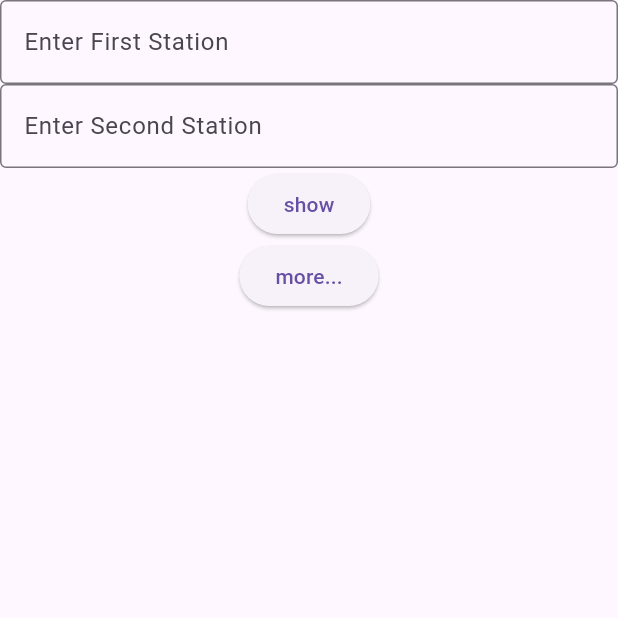
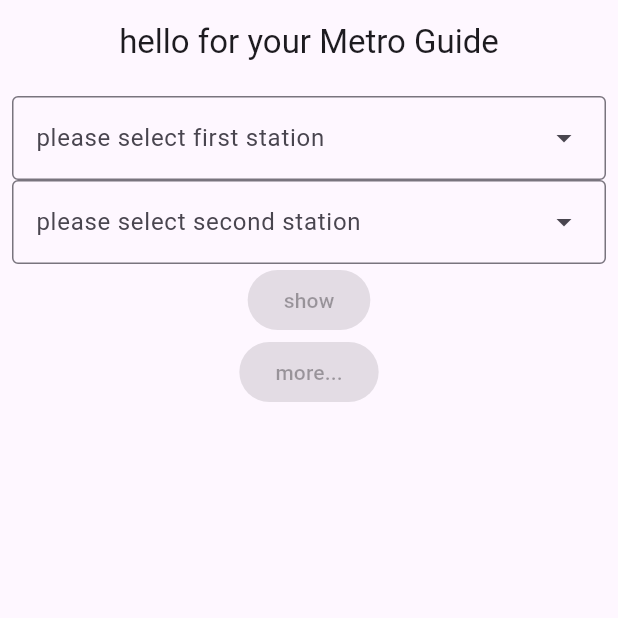
Before and after one commit to HishamHatem/Metro_App, a Flutter app: the screen it shows after launch, on a phone screen of 412 x 824 dp, the top half of it. Run offline on Flutter 3.47's test engine with Material 3 defaults, Android fonts, the phone set to English and light mode, and no system bars; our stand-ins replace get.

Commit message:
Adding Some Edites For First Page

```diff
--- a/metro/lib/first_page.dart
+++ b/metro/lib/first_page.dart
@@ -1,6 +1,7 @@
 import 'package:flutter/material.dart';
 import 'package:get/get.dart';
 import 'package:metro/second_page.dart';
+import 'package:metro/stations.dart';
 
 class FirstPage extends StatelessWidget {
   FirstPage({super.key});
@@ -9,29 +10,151 @@ class FirstPage extends StatelessWidget {
   final cont_2 = TextEditingController();
   var firstStation = ''.obs;
   var secondStation = ''.obs;
+  var enabled_1 = false.obs;
+  var enabled_2 = false.obs;
+  var enabled_3 = false.obs;
+
+  // final station = <Stations> [];
+  // station.add(Stations(name: 'Station A', line: 'Line 1'));
+  // All unique station names from Metro lines 1, 2, and 3
+  final stationNames = [
+    "helwan",
+    "ain helwan",
+    "helwan university",
+    "wadi hof",
+    "hadayek helwan",
+    "elmaasara",
+    "tora elasmant",
+    "kozzika",
+    "tora elbalad",
+    "sakanat elmaadi",
+    "maadi",
+    "hadayek elmaadi",
+    "dar elsalam",
+    "elzahraa",
+    "mar girgis",
+    "elmalek elsaleh",
+    "alsayeda zeinab",
+    "saad zaghloul",
+    "sadat",
+    "gamal abdel nasser",
+    "orabi",
+    "alshohadaa",
+    "ghamra",
+    "eldemerdash",
+    "manshiet elsadr",
+    "kobri elqobba",
+    "hammamat elqobba",
+    "saray elqobba",
+    "hadayek elzaitoun",
+    "helmeyet elzaitoun",
+    "elmatareyya",
+    "ain shams",
+    "ezbet elnakhl",
+    "elmarg",
+    "new elmarg",
+    "shubra elkheima",
+    "kolleyyet elzeraa",
+    "mezallat",
+    "khalafawy",
+    "st. teresa",
+    "rod elfarag",
+    "masarra",
+    "attaba",
+    "mohamed naguib",
+    "opera",
+    "dokki",
+    "el bohoth",
+    "cairo university",
+    "faisal",
+    "giza",
+    "omm elmasryeen",
+    "sakiat mekky",
+    "elmounib",
+    "adly mansour",
+    "elhaykestep",
+    "omar ibn elkhattab",
+    "qubaa",
+    "hesham barakat",
+    "elnozha",
+    "el shams club",
+    "alf masken",
+    "heliopolis",
+    "haroun",
+    "alahram",
+    "koleyet elbanat",
+    "stadium",
+    "fair zone",
+    "abbassiya",
+    "abdou pasha",
+    "elgeish",
+    "bab elshaariya",
+    "maspero",
+    "safaa hijazy",
+    "kit kat",
+    "sudan",
+    "imbaba",
+    "elbohy",
+    "elqawmia",
+    "ring road",
+    "rod elfarag corridor",
+    "tawfikia",
+    "wadi el nile",
+    "gamet el dowal",
+    "boulak el dakrour",
+  ];
 
   @override
   Widget build(BuildContext context) {
     return Scaffold(
+      appBar: AppBar(
+        title: Text('hello for your Metro Guide'),
+        centerTitle: true,
+      ),
       body: SafeArea(
+        child: Padding(
+          padding: const EdgeInsets.all(8.0),
           child: Column(
             children: [
-            TextField(
+              DropdownMenu<String>(
                 controller: cont_1,
-              decoration: const InputDecoration(
-                border: OutlineInputBorder(),
-                labelText: 'Enter First Station',
+                hintText: 'please select first station',
+                width: double.infinity,
+                enableSearch: true,
+                enableFilter: true,
+                requestFocusOnTap: true,
+                dropdownMenuEntries: [
+                  for (var station in stationNames)
+                    DropdownMenuEntry(value: station, label: station),
+                ],
+                onSelected: (String? text) {
+                  firstStation.value = cont_1.text;
+                  enabled_1.value = cont_1.text.isNotEmpty;
+                },
               ),
+
+              DropdownMenu<String>(
+                controller: cont_2,
+                hintText: 'please select second station',
+                width: double.infinity,
+                enableSearch: true,
+                enableFilter: true,
+                requestFocusOnTap: true,
+                dropdownMenuEntries: [
+                  for (var station in stationNames)
+                    DropdownMenuEntry(value: station, label: station),
+                ],
+                onSelected: (String? text) {
+                  secondStation.value = cont_1.text;
+                  enabled_2.value = cont_1.text.isNotEmpty;
+                },
               ),
-            TextField(
-              controller: cont_2,
-              decoration: const InputDecoration(
-                border: OutlineInputBorder(),
-                labelText: 'Enter Second Station',
-              ),
-            ),
-            ElevatedButton(
-              onPressed: () {
+
+              Obx(() {
+                return ElevatedButton(
+                  onPressed: (enabled_1.value && enabled_2.value)
+                      ? () {
+                          enabled_3.value = true;
                           //time
                           //count
                           //ticket
@@ -41,9 +164,11 @@ class FirstPage extends StatelessWidget {
                           //take inputs from user
                           // firstStation.value = cont_1.text;
                           // secondStation.value = cont_2.text;
-              },
+                        }
+                      : null,
                   child: Text('show'),
-            ),
+                );
+              }),
               // Obx(() {  // will show the data
               //   return Column(
               //     children: [
@@ -52,13 +177,18 @@ class FirstPage extends StatelessWidget {
               //     ],
               //   );
               // }),
-            ElevatedButton(
-              onPressed: () {
+              Obx(() {
+                return ElevatedButton(
+                  onPressed: enabled_3.value
+                      ? () {
                           Get.to(() => const SecondPage());
-              },
+                        }
+                      : null,
                   child: Text('more...'),
+                );
+              }),
+            ],
           ),
-          ],
         ),
       ),
     );
--- /dev/null
+++ b/metro/lib/stations.dart
@@ -0,0 +1,6 @@
+class Stations {
+  final String name;
+  final String line;
+
+  Stations({required this.name, required this.line});
+}
```
Lines whose indentation alone changed are shown as unchanged.
